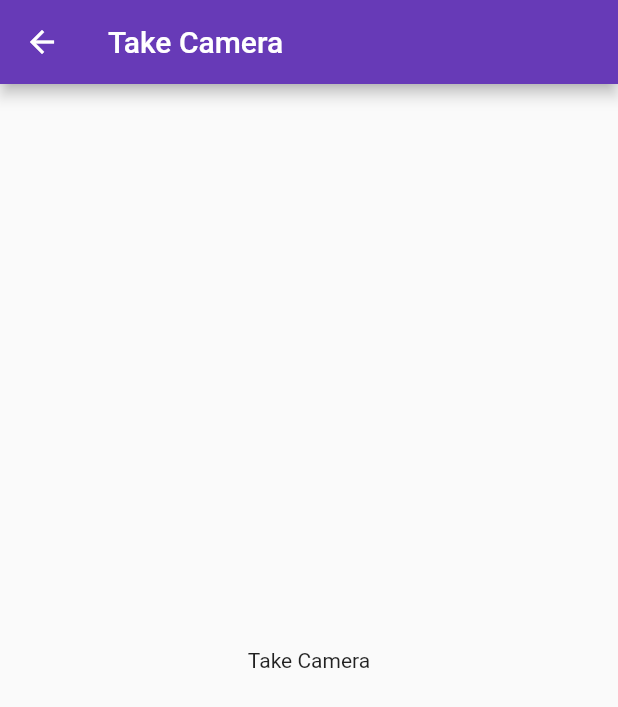
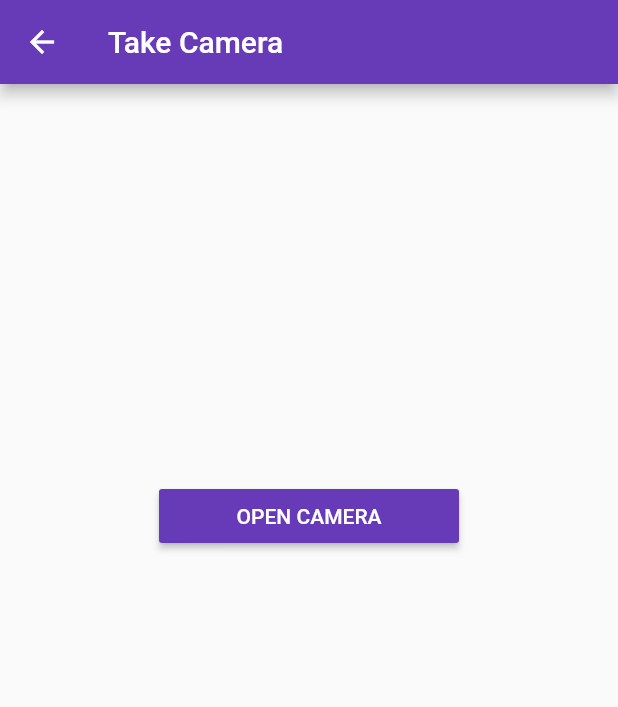
Before and after one commit to yoesuv/Flutter-Picker-Permission, a Flutter app: the TakeCameraScreen screen opened by its route, on a phone screen of 412 x 824 dp. Shown: the top 707 px of the screen. Run offline on Flutter 3.47's test engine with Material 2 defaults, Android fonts, the phone set to English and light mode, and no system bars; our stand-ins replace equatable, flutter_bloc, image_picker, permission_handler.

Commit message:
:art: ui take camera

```diff
--- a/lib/src/module/camera/screen/take_camera_screen.dart
+++ b/lib/src/module/camera/screen/take_camera_screen.dart
@@ -1,6 +1,9 @@
 import 'package:flutter/material.dart';
 import 'package:flutter_bloc/flutter_bloc.dart';
 import 'package:flutter_picker/src/module/camera/bloc/take_camera_bloc.dart';
+import 'package:flutter_picker/src/module/camera/event/take_camera_event.dart';
+import 'package:flutter_picker/src/module/camera/state/take_camera_state.dart';
+import 'package:flutter_picker/src/widgets/my_button.dart';
 
 class TakeCameraScreen extends StatefulWidget {
   static const routeName = 'take_camera';
@@ -27,8 +30,53 @@ class _TakeCameraScreenState extends State<TakeCameraScreen> {
       appBar: AppBar(
         title: const Text('Take Camera'),
       ),
-      body: Center(
-        child: Text('Take Camera'),
+      body: SafeArea(
+        child: Padding(
+          padding: const EdgeInsets.all(16),
+          child: Column(
+            mainAxisSize: MainAxisSize.min,
+            crossAxisAlignment: CrossAxisAlignment.start,
+            children: [
+              _buildImage(),
+              const SizedBox(height: 16),
+              _buildTextPath(),
+              const SizedBox(height: 16),
+              _buildButton(),
+            ],
+          ),
+        ),
+      ),
+    );
+  }
+
+  Widget _buildImage() {
+    return BlocBuilder<TakeCameraBloc, TakeCameraState>(
+      builder: (context, state) {
+        return SizedBox(
+          width: MediaQuery.of(context).size.width,
+          height: 200,
+          child: Container(),
+        );
+      },
+    );
+  }
+
+  Widget _buildTextPath() {
+    return BlocBuilder<TakeCameraBloc, TakeCameraState>(
+      buildWhen: (previous, current) => previous.path != current.path,
+      builder: (context, state) {
+        return Text('${state.path}');
+      },
+    );
+  }
+
+  Widget _buildButton() {
+    return Center(
+      child: MyButton(
+        title: 'OPEN CAMERA',
+        onPressed: () {
+          _bloc.add(TakeCameraOpenEvent());
+        },
       ),
     );
   }
```
